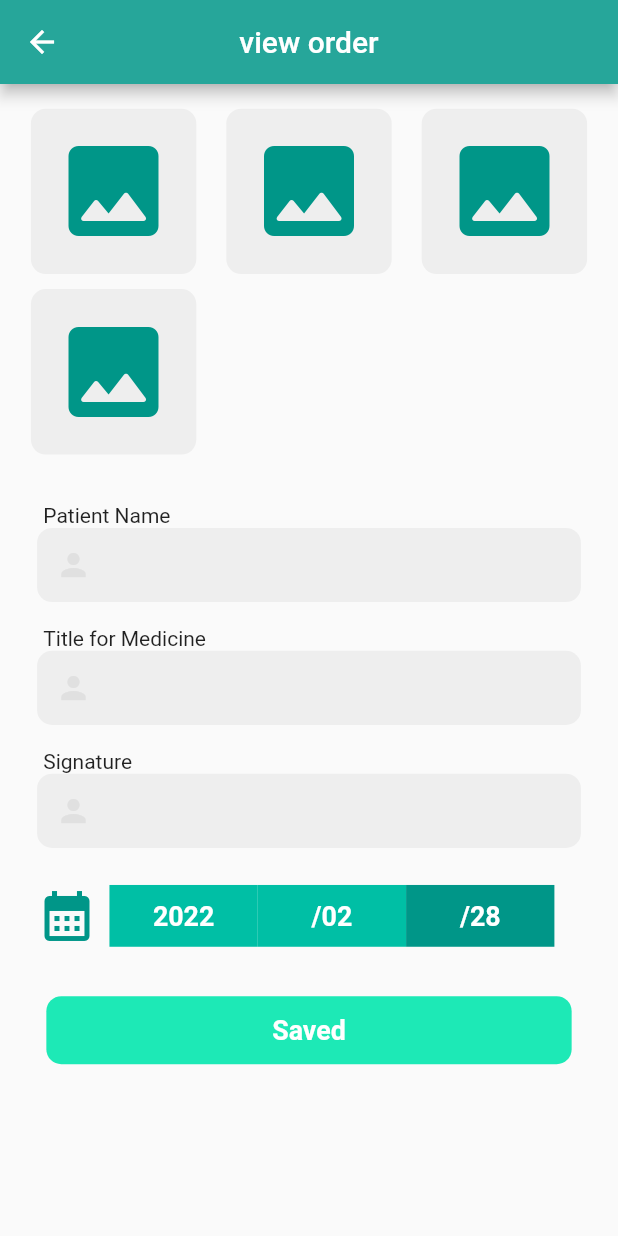
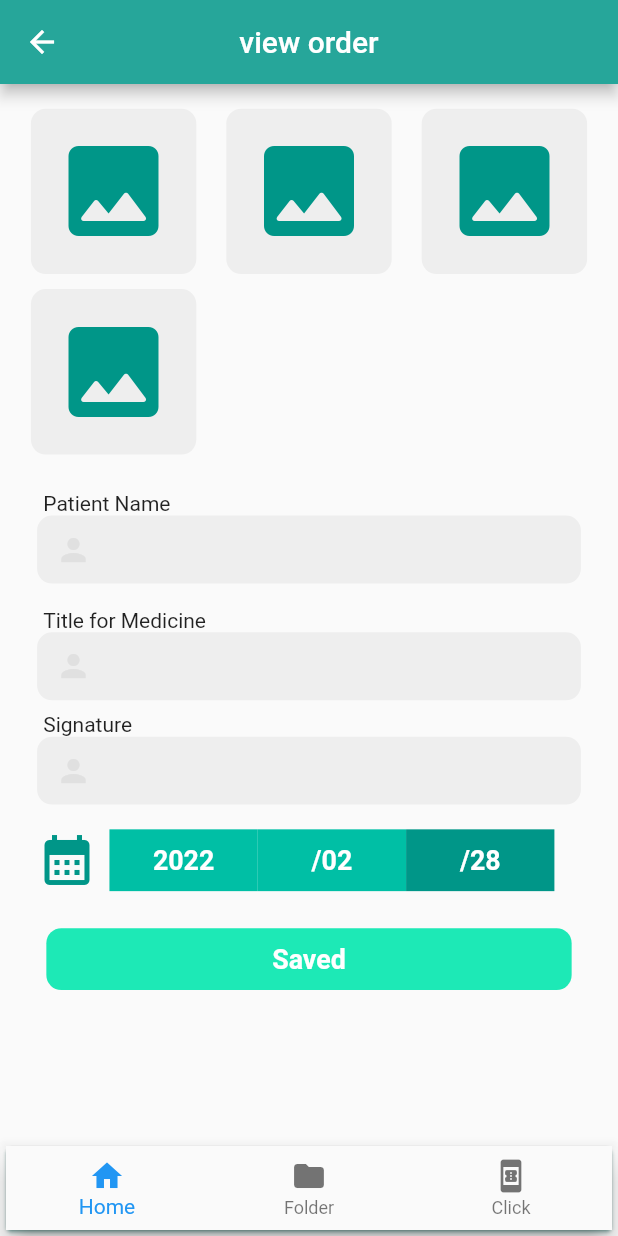
Before and after one commit to HarisProgrammer/api_tesr_data, a Flutter app: the ViewOrderPage screen opened directly with empty values, on a phone screen of 412 x 824 dp. Run offline on Flutter 3.47's test engine with Material 2 defaults, Android fonts, the phone set to English and light mode, and no system bars; our stand-ins replace sizer; network calls fail.

Commit message:
Api_data

```diff
--- a/lib/views/view_order_page.dart
+++ b/lib/views/view_order_page.dart
@@ -19,6 +19,29 @@ class ViewOrderPage extends StatelessWidget {
         backgroundColor: Colors.teal.shade400,
         title: const Text("view order"),
         centerTitle: true,
+      ),
+      bottomNavigationBar: Card(
+        shadowColor:Colors.teal,
+        child: BottomNavigationBar(
+          items: const [
+            BottomNavigationBarItem(
+              label:"Home",
+              icon:Icon(Icons.home)
+            ),
+            BottomNavigationBarItem(
+                label:"Folder",
+                icon:Icon(Icons.folder)
+            ),
+            BottomNavigationBarItem(
+                label:"Click",
+                icon:Icon(Icons.book_online)
+            ),
+            // BottomNavigationBarItem(
+            //     label:"User",
+            //     icon:Icon(Icons.person_off_rounded)
+            // )
+          ],
+        ),
       ),
       body: Column(
         children: [
@@ -42,10 +65,9 @@ class ViewOrderPage extends StatelessWidget {
 
           //*************Main Container start************
           Padding(
-            padding:EdgeInsets.symmetric(horizontal: 6.w, vertical: 2.h),
+            padding:EdgeInsets.symmetric(horizontal: 6.w, vertical: 1.h),
             child: SizedBox(
               width: double.infinity,
-              height: 53.h,
               child: Column(
                 mainAxisAlignment: MainAxisAlignment.start,
                 crossAxisAlignment: CrossAxisAlignment.start,
@@ -57,7 +79,7 @@ class ViewOrderPage extends StatelessWidget {
                   //************* First Container************
                   Container(
                     width: 90.w,
-                    height: 6.h,
+                    height: 5.5.h,
                     decoration: BoxDecoration(
                         color: Colors.grey.shade200,
                         borderRadius: BorderRadius.circular(10)),
@@ -80,7 +102,7 @@ class ViewOrderPage extends StatelessWidget {
                   //************* Second Container************
                   Container(
                     width: 90.w,
-                    height: 6.h,
+                    height: 5.5.h,
                     decoration: BoxDecoration(
                         color: Colors.grey.shade200,
                         borderRadius: BorderRadius.circular(10)),
@@ -95,7 +117,7 @@ class ViewOrderPage extends StatelessWidget {
                       ),
                     ),
                   ),
-                  MySizeBox(myHeight: 2.h,),
+                  MySizeBox(myHeight: 1.h,),
                   Padding(
                     padding:EdgeInsets.symmetric(horizontal: 1.w),
                     child: const Text("Signature"),
@@ -103,7 +125,7 @@ class ViewOrderPage extends StatelessWidget {
                   //************* Third Container************
                   Container(
                     width: 90.w,
-                    height: 6.h,
+                    height: 5.5.h,
                     decoration: BoxDecoration(
                         color: Colors.grey.shade200,
                         borderRadius: BorderRadius.circular(10)),
@@ -118,7 +140,7 @@ class ViewOrderPage extends StatelessWidget {
                       ),
                     ),
                   ),
-                  MySizeBox(myHeight: 3.h,),
+                  MySizeBox(myHeight: 2.h,),
                   //************* Calendar Row ************
                   Row(
                     children:[
@@ -133,13 +155,13 @@ class ViewOrderPage extends StatelessWidget {
                       const CalendarWidget(myTitle: "/28", myColor:Colors.teal),
                     ],
                   ),
-                  MySizeBox(myHeight: 4.h,),
+                  MySizeBox(myHeight: 3.h,),
                   //************* Saved Button Start************
                   Align(
                     alignment: Alignment.center,
                     child: Container(
                       width: 85.w,
-                      height: 5.5.h,
+                      height: 5.h,
                       decoration: BoxDecoration(
                           color: Colors.tealAccent.shade400,
                         borderRadius: BorderRadius.circular(10),
```
